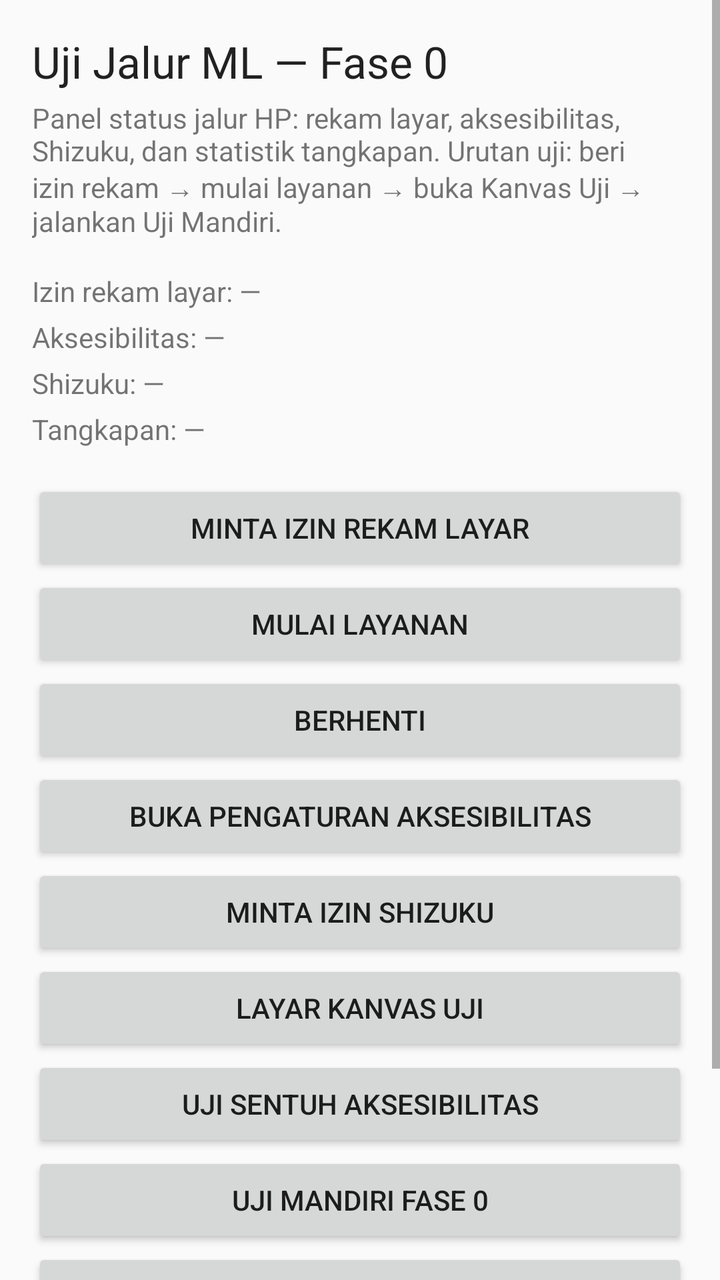
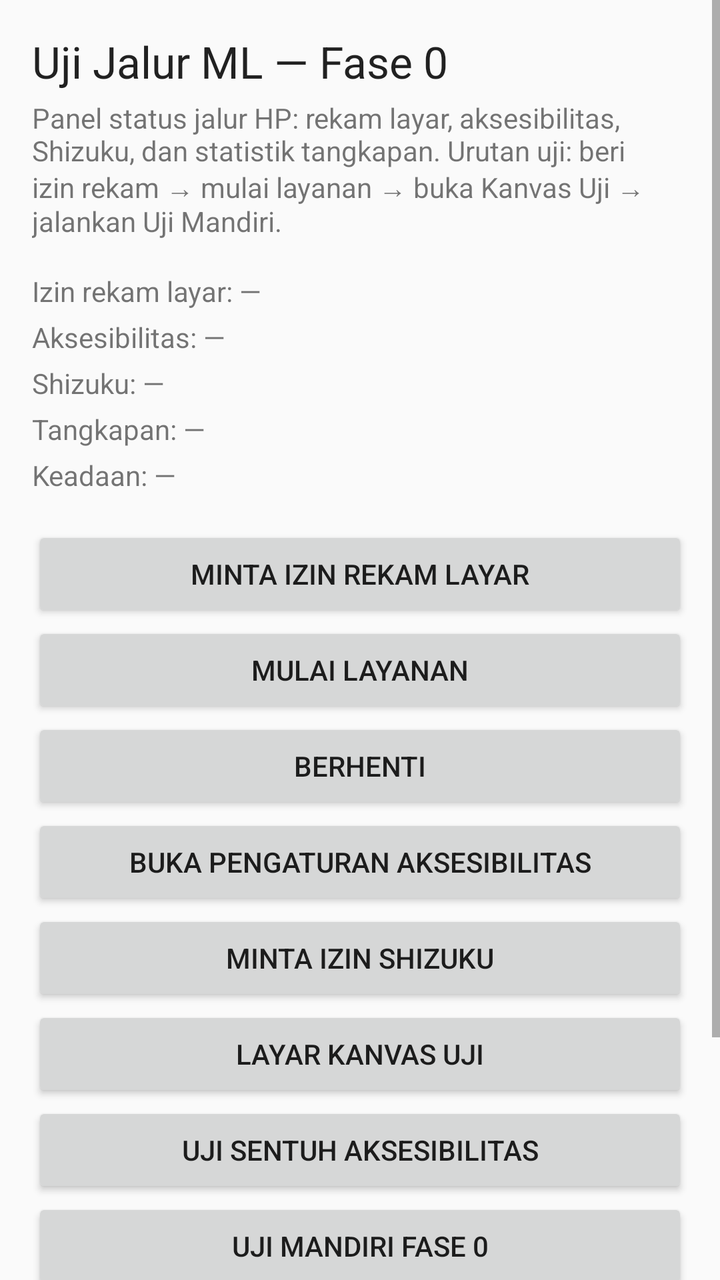

Screens rendered from an Android XML layout before and after an edit, with the pre-edit source and the edit as a unified diff.
<!-- AndroidManifest.xml: application theme android:Theme.Material.Light.NoActionBar -->
<!-- res/layout/activity_main.xml -->
<?xml version="1.0" encoding="utf-8"?>
<ScrollView xmlns:android="http://schemas.android.com/apk/res/android"
    android:layout_width="match_parent"
    android:layout_height="match_parent">

    <LinearLayout
        android:layout_width="match_parent"
        android:layout_height="wrap_content"
        android:orientation="vertical"
        android:padding="16dp">

        <TextView
            android:layout_width="wrap_content"
            android:layout_height="wrap_content"
            android:text="Uji Jalur ML — Fase 0"
            android:textAppearance="@android:style/TextAppearance.Material.Large" />

        <TextView
            android:layout_width="wrap_content"
            android:layout_height="wrap_content"
            android:layout_marginTop="4dp"
            android:text="Panel status jalur HP: rekam layar, aksesibilitas, Shizuku, dan statistik tangkapan. Urutan uji: beri izin rekam → mulai layanan → buka Kanvas Uji → jalankan Uji Mandiri."
            android:textAppearance="@android:style/TextAppearance.Material.Small" />

        <TextView
            android:id="@+id/tvConsent"
            android:layout_width="wrap_content"
            android:layout_height="wrap_content"
            android:layout_marginTop="16dp"
            android:text="Izin rekam layar: —" />

        <TextView
            android:id="@+id/tvAccessibility"
            android:layout_width="wrap_content"
            android:layout_height="wrap_content"
            android:layout_marginTop="4dp"
            android:text="Aksesibilitas: —" />

        <TextView
            android:id="@+id/tvShizuku"
            android:layout_width="wrap_content"
            android:layout_height="wrap_content"
            android:layout_marginTop="4dp"
            android:text="Shizuku: —" />

        <TextView
            android:id="@+id/tvCapture"
            android:layout_width="wrap_content"
            android:layout_height="wrap_content"
            android:layout_marginTop="4dp"
            android:text="Tangkapan: —" />

        <Button
            android:id="@+id/btnConsent"
            android:layout_width="match_parent"
            android:layout_height="wrap_content"
            android:layout_marginTop="16dp"
            android:text="Minta Izin Rekam Layar" />

        <Button
            android:id="@+id/btnStart"
            android:layout_width="match_parent"
            android:layout_height="wrap_content"
            android:text="Mulai Layanan" />

        <Button
            android:id="@+id/btnStop"
            android:layout_width="match_parent"
            android:layout_height="wrap_content"
            android:text="Berhenti" />

        <Button
            android:id="@+id/btnAccessibilitySettings"
            android:layout_width="match_parent"
            android:layout_height="wrap_content"
            android:text="Buka Pengaturan Aksesibilitas" />

        <Button
            android:id="@+id/btnShizukuPermission"
            android:layout_width="match_parent"
            android:layout_height="wrap_content"
            android:text="Minta Izin Shizuku" />

        <Button
            android:id="@+id/btnCanvas"
            android:layout_width="match_parent"
            android:layout_height="wrap_content"
            android:text="Layar Kanvas Uji" />

        <Button
            android:id="@+id/btnTouchTest"
            android:layout_width="match_parent"
            android:layout_height="wrap_content"
            android:text="Uji Sentuh Aksesibilitas" />

        <Button
            android:id="@+id/btnSelfTest"
            android:layout_width="match_parent"
            android:layout_height="wrap_content"
            android:text="Uji Mandiri Fase 0" />

        <Button
            android:id="@+id/btnPracticeScript"
            android:layout_width="match_parent"
            android:layout_height="wrap_content"
            android:text="Uji Naskah Latihan (jalan 10 dtk lagi)" />

        <TextView
            android:layout_width="wrap_content"
            android:layout_height="wrap_content"
            android:layout_marginTop="20dp"
            android:text="Diagnostik"
            android:textAppearance="@android:style/TextAppearance.Material.Medium" />

        <TextView
            android:id="@+id/tvDiagnostics"
            android:layout_width="match_parent"
            android:layout_height="wrap_content"
            android:layout_marginTop="4dp"
            android:fontFamily="monospace"
            android:text="Belum ada hasil uji. Tekan “Uji Mandiri Fase 0”."
            android:textSize="12sp" />
    </LinearLayout>
</ScrollView>
<!-- resources referenced by this layout -->
<resources>

</resources>

<!-- the commit's change to res/layout/activity_main.xml (unified diff, before → after) -->
@@ -49,6 +49,13 @@
             android:layout_height="wrap_content"
             android:layout_marginTop="4dp"
             android:text="Tangkapan: —" />
+
+        <TextView
+            android:id="@+id/tvState"
+            android:layout_width="wrap_content"
+            android:layout_height="wrap_content"
+            android:layout_marginTop="4dp"
+            android:text="Keadaan: —" />
 
         <Button
             android:id="@+id/btnConsent"
